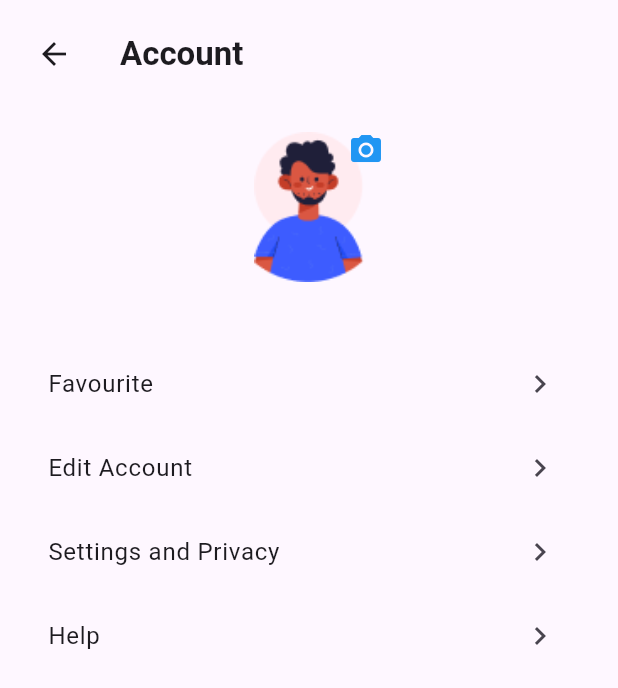
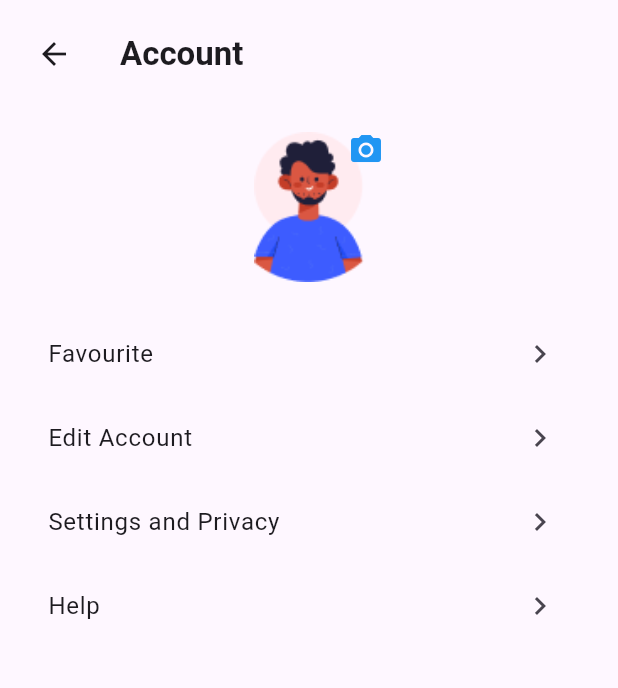
Before and after one commit to PhamNguyenXuanTrinh/e-learning, a Flutter app: the AccountScreen screen opened directly, on a phone screen of 412 x 824 dp. Shown: the top 688 px of the screen. Run offline on Flutter 3.47's test engine with Material 3 defaults, Android fonts, the phone set to English and light mode, and no system bars; our stand-ins replace dio, flutter_otp_text_field.

```diff
--- a/lib/main.dart
+++ b/lib/main.dart
@@ -11,7 +11,6 @@ void main() {
 class MyApp extends StatelessWidget {
   const MyApp({super.key});
 
-  // This widget is the root of your application.
   @override
   Widget build(BuildContext context) {
     return const MaterialApp(
--- a/lib/src/presentation/widgets/account_widget/listtile_widget.dart
+++ b/lib/src/presentation/widgets/account_widget/listtile_widget.dart
@@ -1,7 +1,6 @@
 import 'package:flutter/material.dart';
 
 class AccountButtonsWidget extends StatelessWidget {
-
   final VoidCallback onFavoriteTap;
   final VoidCallback onEditAccountTap;
   final VoidCallback onSettingsTap;
@@ -9,7 +8,6 @@ class AccountButtonsWidget extends StatelessWidget {
 
   const AccountButtonsWidget({
     super.key,
-
     required this.onFavoriteTap,
     required this.onEditAccountTap,
     required this.onSettingsTap,
@@ -20,7 +18,7 @@ class AccountButtonsWidget extends StatelessWidget {
   Widget build(BuildContext context) {
     return Column(
       children: [
-        const SizedBox(height: 20),
+        const SizedBox(),
         ListTileButton(
           label: 'Favourite',
           onTap: onFavoriteTap,
```
